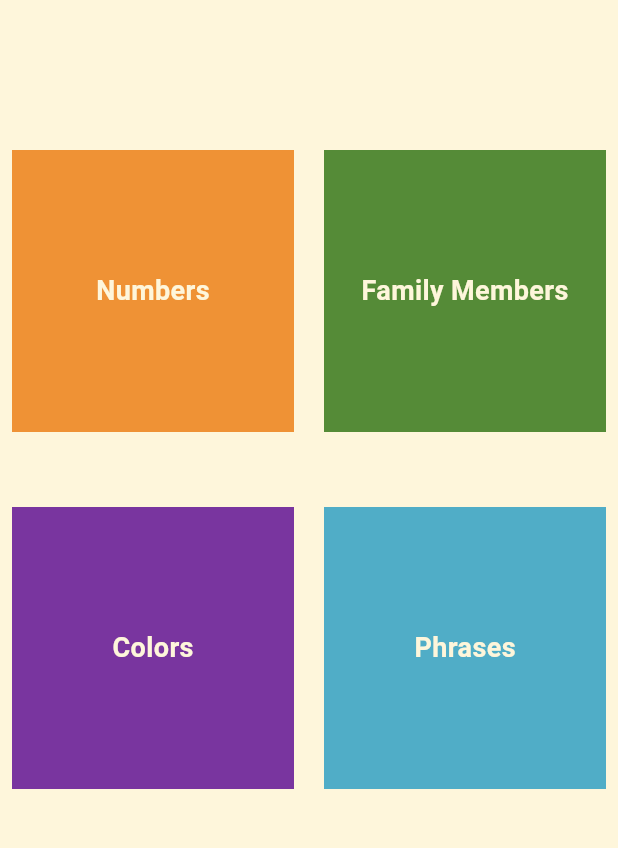
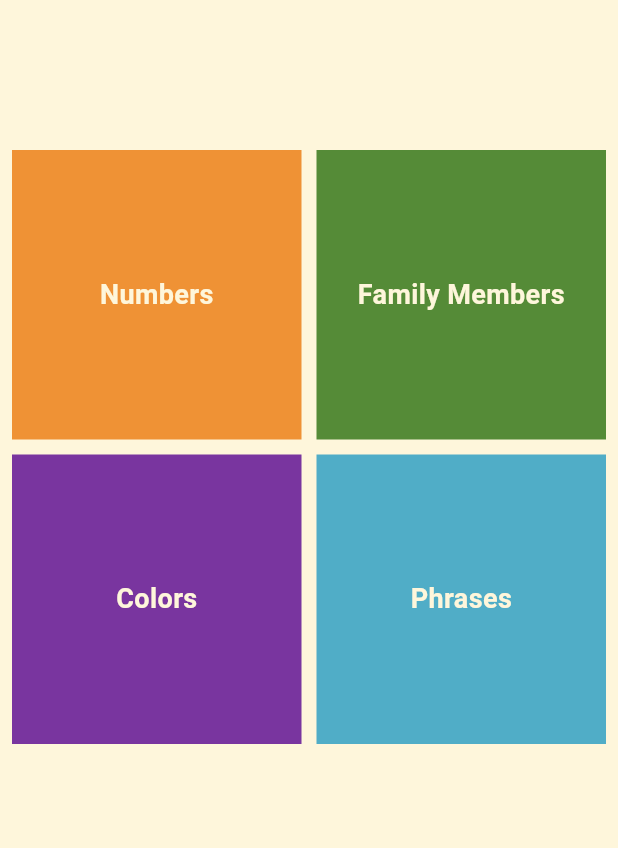
Before and after one commit to MohamedAliShosha/Toku, a Flutter app: the screen it shows after launch, on a phone screen of 412 x 824 dp, the part 84-932 px from its top. Run offline on Flutter 3.47's test engine with Material 3 defaults, Android fonts, the phone set to English and light mode, and no system bars; our stand-ins replace audioplayers, go_router.

Commit message:
refactor: update HomeViewBody to use GridViewItem and improve layout structure

```diff
--- a/lib/features/Numbers/presentation/widgets/numbers_view_body.dart
+++ b/lib/features/Numbers/presentation/widgets/numbers_view_body.dart
@@ -5,6 +5,8 @@ class NumberViewBody extends StatelessWidget {
 
   @override
   Widget build(BuildContext context) {
-    return const Scaffold();
+    return Scaffold(
+      appBar: AppBar(),
+    );
   }
 }
--- a/lib/features/home/presentation/widgets/home_view_body.dart
+++ b/lib/features/home/presentation/widgets/home_view_body.dart
@@ -1,28 +1,12 @@
+// ignore_for_file: public_member_api_docs, sort_constructors_first
 import 'package:flutter/material.dart';
+import 'package:go_router/go_router.dart';
+import 'package:toku2_app/core/utils/app_router.dart';
+
 import 'package:toku2_app/core/utils/colors_manager.dart';
-import 'package:toku2_app/features/home/presentation/widgets/category_item.dart';
 
 class HomeViewBody extends StatelessWidget {
-  HomeViewBody({super.key});
-
-  final List<CategoryItem> items = [
-    CategoryItem(
-      color: ColorsManager.kOrangeColor,
-      text: 'Numbers',
-    ),
-    CategoryItem(
-      color: ColorsManager.kGreenColor,
-      text: 'Family Members',
-    ),
-    CategoryItem(
-      color: ColorsManager.kPurpleColor,
-      text: 'Colors',
-    ),
-    CategoryItem(
-      color: ColorsManager.kSkyColor,
-      text: 'Phrases',
-    )
-  ];
+  const HomeViewBody({super.key});
 
   @override
   Widget build(BuildContext context) {
@@ -33,19 +17,69 @@ class HomeViewBody extends StatelessWidget {
         children: [
           Expanded(
             child: GridView.count(
-              crossAxisCount: 2, // 2 items per row
-              mainAxisSpacing: 50, // spaces between rows
-              crossAxisSpacing: 20, // spaces between columns
-              children: List.generate(
-                items.length,
-                (index) {
-                  return items[index];
-                },
-              ),
+              crossAxisCount: 2,
+              crossAxisSpacing: 10,
+              mainAxisSpacing: 10,
+              children: [
+                GridViewItem(
+                  onTap: () {
+                    GoRouter.of(context).push(AppRouter.kNumbersView);
+                  },
+                  text: 'Numbers',
+                  color: ColorsManager.kOrangeColor,
+                ),
+                const GridViewItem(
+                  // onTap: () =>
+                  //     GoRouter.of(context).push(AppRouter.kFamilyMemberView),
+                  text: 'Family Members',
+                  color: ColorsManager.kGreenColor,
+                ),
+                const GridViewItem(
+                  text: 'Colors',
+                  color: ColorsManager.kPurpleColor,
+                ),
+                const GridViewItem(
+                  text: 'Phrases',
+                  color: ColorsManager.kSkyColor,
+                ),
+              ],
             ),
-          ),
+          )
         ],
       ),
     );
   }
 }
+
+class GridViewItem extends StatelessWidget {
+  const GridViewItem({
+    super.key,
+    required this.text,
+    this.color,
+    this.onTap,
+  });
+
+  final String text;
+  final Color? color;
+  final VoidCallback? onTap;
+
+  @override
+  Widget build(BuildContext context) {
+    return GestureDetector(
+      onTap: onTap,
+      child: Container(
+        color: color,
+        child: Center(
+          child: Text(
+            text,
+            style: const TextStyle(
+              color: ColorsManager.kPrimaryColor,
+              fontWeight: FontWeight.bold,
+              fontSize: 18,
+            ),
+          ),
+        ),
+      ),
+    );
+  }
+}
--- a/lib/main.dart
+++ b/lib/main.dart
@@ -1,14 +1,14 @@
 import 'package:flutter/material.dart';
-import 'package:toku2_app/features/home/presentation/views/home_view.dart';
+import 'package:toku2_app/core/utils/app_router.dart';
 
 class TokuApp extends StatelessWidget {
   const TokuApp({super.key});
 
   @override
   Widget build(BuildContext context) {
-    return const MaterialApp(
+    return MaterialApp.router(
+      routerConfig: AppRouter.router,
       debugShowCheckedModeBanner: false,
-      home: HomeView(),
     );
   }
 }
```
